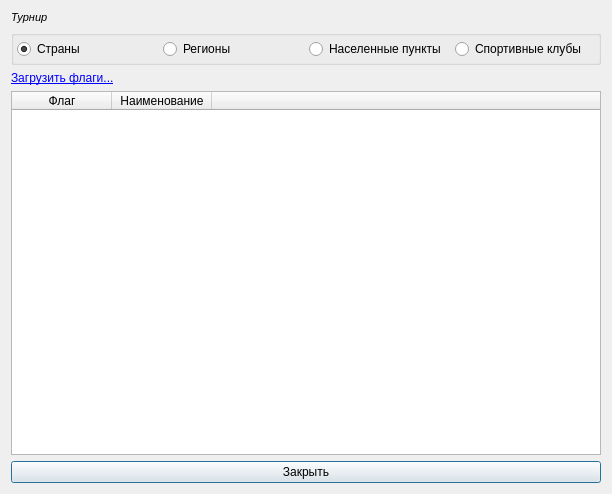
BarsukAlexey/xelarogi, file TournamentManager/countryiconsdialog.ui: the form before one commit.
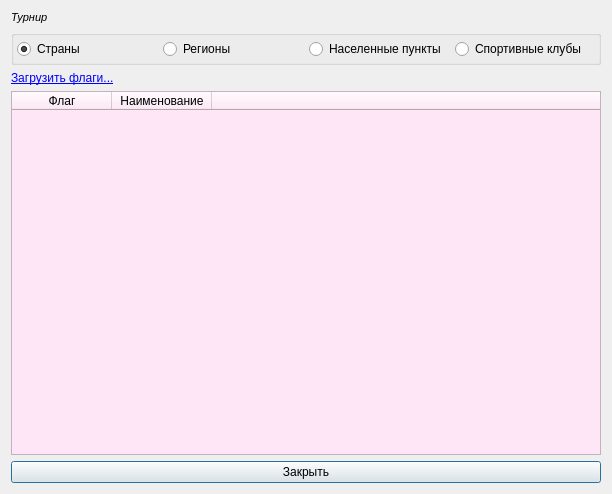
The form after the commit.

```diff
--- a/TournamentManager/countryiconsdialog.ui
+++ b/TournamentManager/countryiconsdialog.ui
@@ -105,6 +105,9 @@
      <property name="focusPolicy">
       <enum>Qt::NoFocus</enum>
      </property>
+     <property name="styleSheet">
+      <string notr="true">background-color: rgb(255, 230, 246);</string>
+     </property>
      <property name="editTriggers">
       <set>QAbstractItemView::NoEditTriggers</set>
      </property>
```
